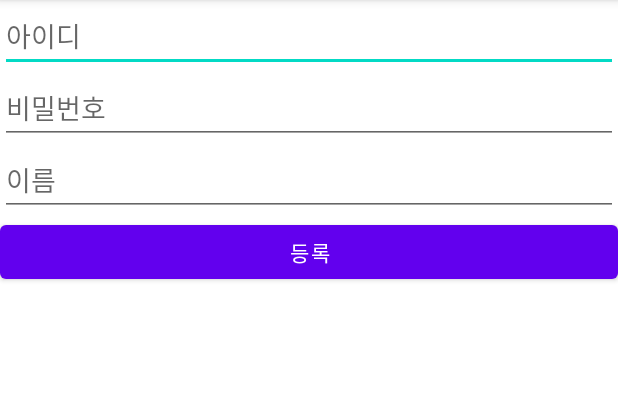
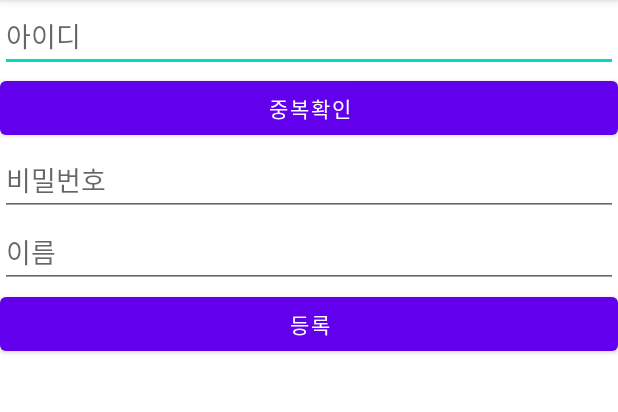
Before and after one commit to kOsari59/DBEX, an Android app: the RegisterActivity screen opened directly, with no data from a screen before it, on a phone screen of 412 x 824 dp, the part 84-496 px from its top. Run offline under Robolectric (Android 15) with nearby library versions, the phone set to English and light mode, and no system bars; our stand-ins replace Volley.

Commit message:
register Restrictions import

```diff
--- a/app/src/main/res/layout/activity_register.xml
+++ b/app/src/main/res/layout/activity_register.xml
@@ -17,6 +17,12 @@
         app:layout_constraintEnd_toEndOf="parent"
         app:layout_constraintStart_toStartOf="parent"
         app:layout_constraintTop_toTopOf="parent" />
+    <Button
+        android:id="@+id/r_regicheck"
+        android:layout_width="match_parent"
+        android:layout_height="wrap_content"
+        android:layout_weight="1"
+        android:text="중복확인" />
 
     <EditText
         android:id="@+id/rpw"
```
Also changed, not shown: app/src/main/java/com/example/dbex/RegisterActivity.java (+57 -4 lines), app/src/main/java/com/example/dbex/ValidateRequest.java (added, +26 -0 lines).
